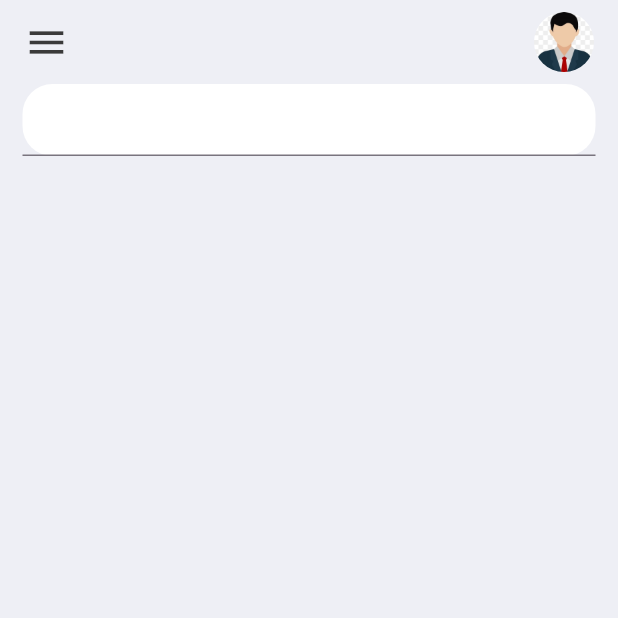
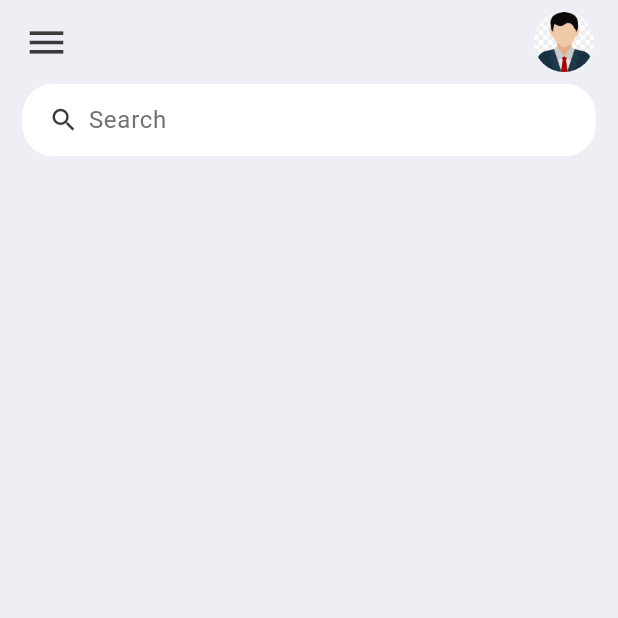
Before and after one commit to EjasGit/todoo, a Flutter app: the screen it shows after launch, on a phone screen of 412 x 824 dp, the top half of it. Run offline on Flutter 3.47's test engine with Material 3 defaults, Android fonts, the phone set to English and light mode, and no system bars.

Commit message:
search box

```diff
--- a/lib/screens/Home.dart
+++ b/lib/screens/Home.dart
@@ -12,15 +12,7 @@ class Home extends StatelessWidget {
       body: Container(
         padding: EdgeInsets.symmetric(horizontal: 15),
         child: Column(
-          children: [
-            Container(
-              decoration: BoxDecoration(
-                color: Colors.white,
-                borderRadius: BorderRadius.circular(20),
-              ),
-              child: TextField(),
-            )
-          ],
+          children: [searchBox()],
         ),
       ),
     );
@@ -50,3 +42,37 @@ class Home extends StatelessWidget {
     );
   }
 }
+
+class searchBox extends StatelessWidget {
+  const searchBox({
+    super.key,
+  });
+
+  @override
+  Widget build(BuildContext context) {
+    return Container(
+      padding: const EdgeInsets.symmetric(horizontal: 15),
+      decoration: BoxDecoration(
+        color: Colors.white,
+        borderRadius: BorderRadius.circular(20),
+      ),
+      child: const TextField(
+        decoration: InputDecoration(
+          contentPadding: EdgeInsets.all(0),
+          prefixIcon: Icon(
+            Icons.search,
+            color: tdBlack,
+            size: 20,
+          ),
+          prefixIconConstraints: BoxConstraints(
+            maxHeight: 20,
+            minWidth: 25,
+          ),
+          border: InputBorder.none,
+          hintText: 'Search',
+          hintStyle: TextStyle(color: tdGrey),
+        ),
+      ),
+    );
+  }
+}
```
